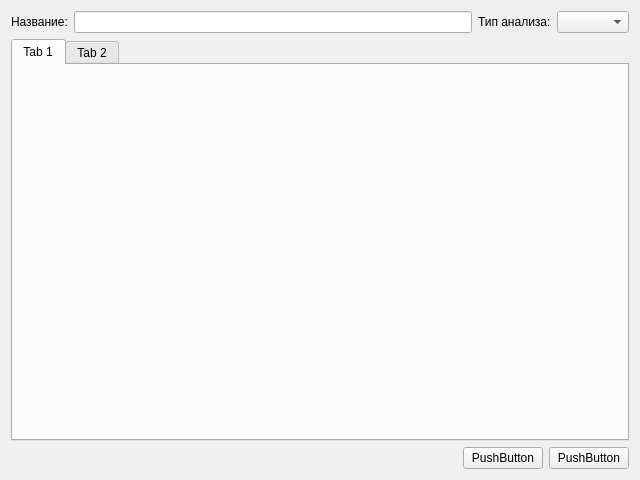
Above: src/MeasureData/src/analysisform.ui from maluginp/Tsunami before the change. Below: the same form after it.
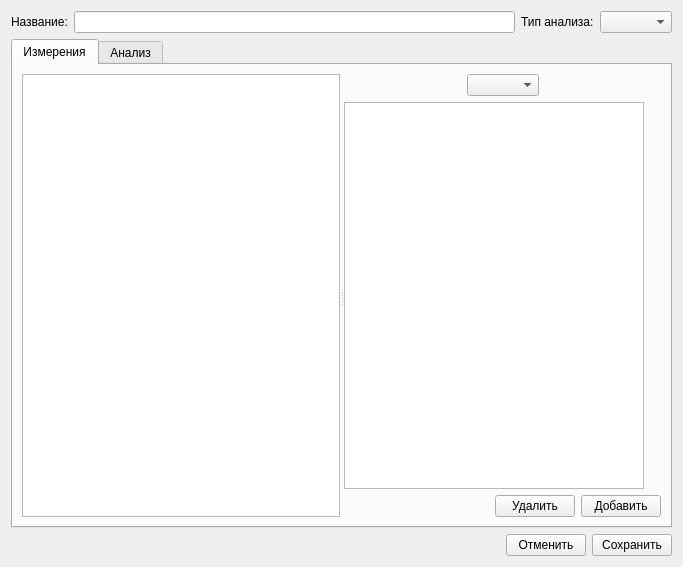
That is the form after the change.

Commit message: changed ui analysis form

The edit to the form file:
```diff
--- a/src/MeasureData/src/analysisform.ui
+++ b/src/MeasureData/src/analysisform.ui
@@ -6,8 +6,8 @@
    <rect>
     <x>0</x>
     <y>0</y>
-    <width>640</width>
-    <height>480</height>
+    <width>683</width>
+    <height>567</height>
    </rect>
   </property>
   <property name="windowTitle">
@@ -61,14 +61,128 @@
      </item>
      <item>
       <widget class="QTabWidget" name="analysisTabs">
-       <widget class="QWidget" name="tab">
+       <property name="currentIndex">
+        <number>0</number>
+       </property>
+       <widget class="QWidget" name="inputTab">
         <attribute name="title">
-         <string>Tab 1</string>
+         <string>Измерения</string>
         </attribute>
+        <layout class="QGridLayout" name="gridLayout_2">
+         <item row="0" column="0">
+          <widget class="QSplitter" name="inputSplitter">
+           <property name="orientation">
+            <enum>Qt::Horizontal</enum>
+           </property>
+           <property name="childrenCollapsible">
+            <bool>false</bool>
+           </property>
+           <widget class="QListView" name="inputItemsListView">
+            <property name="minimumSize">
+             <size>
+              <width>200</width>
+              <height>0</height>
+             </size>
+            </property>
+           </widget>
+           <widget class="QWidget" name="">
+            <layout class="QVBoxLayout" name="verticalLayout_2">
+             <item>
+              <layout class="QHBoxLayout" name="horizontalLayout_4">
+               <item>
+                <spacer name="horizontalSpacer_3">
+                 <property name="orientation">
+                  <enum>Qt::Horizontal</enum>
+                 </property>
+                 <property name="sizeHint" stdset="0">
+                  <size>
+                   <width>40</width>
+                   <height>20</height>
+                  </size>
+                 </property>
+                </spacer>
+               </item>
+               <item>
+                <widget class="QComboBox" name="typeInputItemComboBox">
+                 <property name="maximumSize">
+                  <size>
+                   <width>200</width>
+                   <height>16777215</height>
+                  </size>
+                 </property>
+                </widget>
+               </item>
+               <item>
+                <spacer name="horizontalSpacer_4">
+                 <property name="orientation">
+                  <enum>Qt::Horizontal</enum>
+                 </property>
+                 <property name="sizeHint" stdset="0">
+                  <size>
+                   <width>40</width>
+                   <height>20</height>
+                  </size>
+                 </property>
+                </spacer>
+               </item>
+              </layout>
+             </item>
+             <item>
+              <widget class="QTableView" name="itemInputTableView">
+               <property name="minimumSize">
+                <size>
+                 <width>100</width>
+                 <height>0</height>
+                </size>
+               </property>
+               <property name="maximumSize">
+                <size>
+                 <width>300</width>
+                 <height>16777215</height>
+                </size>
+               </property>
+              </widget>
+             </item>
+             <item>
+              <layout class="QHBoxLayout" name="horizontalLayout_3">
+               <item>
+                <spacer name="horizontalSpacer_2">
+                 <property name="orientation">
+                  <enum>Qt::Horizontal</enum>
+                 </property>
+                 <property name="sizeHint" stdset="0">
+                  <size>
+                   <width>40</width>
+                   <height>20</height>
+                  </size>
+                 </property>
+                </spacer>
+               </item>
+               <item>
+                <widget class="QPushButton" name="removeItemInputButton">
+                 <property name="text">
+                  <string>Удалить</string>
+                 </property>
+                </widget>
+               </item>
+               <item>
+                <widget class="QPushButton" name="insertItemInputButton">
+                 <property name="text">
+                  <string>Добавить</string>
+                 </property>
+                </widget>
+               </item>
+              </layout>
+             </item>
+            </layout>
+           </widget>
+          </widget>
+         </item>
+        </layout>
        </widget>
        <widget class="QWidget" name="tab_2">
         <attribute name="title">
-         <string>Tab 2</string>
+         <string>Анализ</string>
         </attribute>
        </widget>
       </widget>
@@ -91,14 +205,14 @@
        <item>
         <widget class="QPushButton" name="pushButton_2">
          <property name="text">
-          <string>PushButton</string>
+          <string>Отменить</string>
          </property>
         </widget>
        </item>
        <item>
         <widget class="QPushButton" name="pushButton">
          <property name="text">
-          <string>PushButton</string>
+          <string>Сохранить</string>
          </property>
         </widget>
        </item>
```
Left out of the diff: 117 changed lines with no effect on the pictures.
